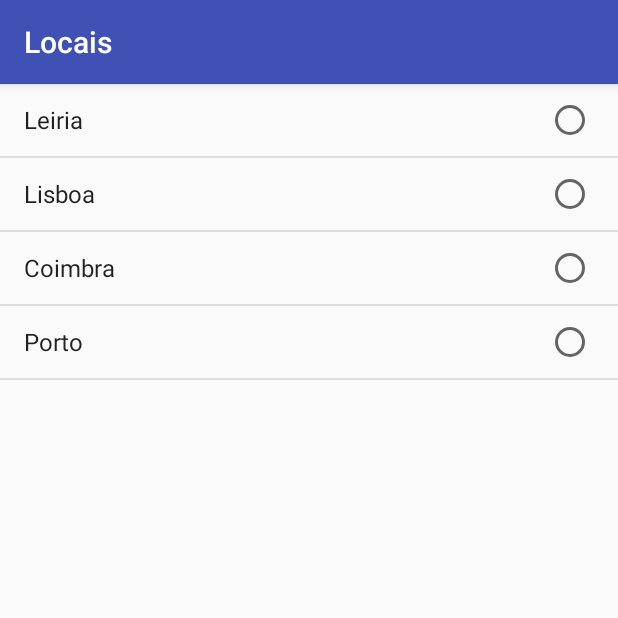
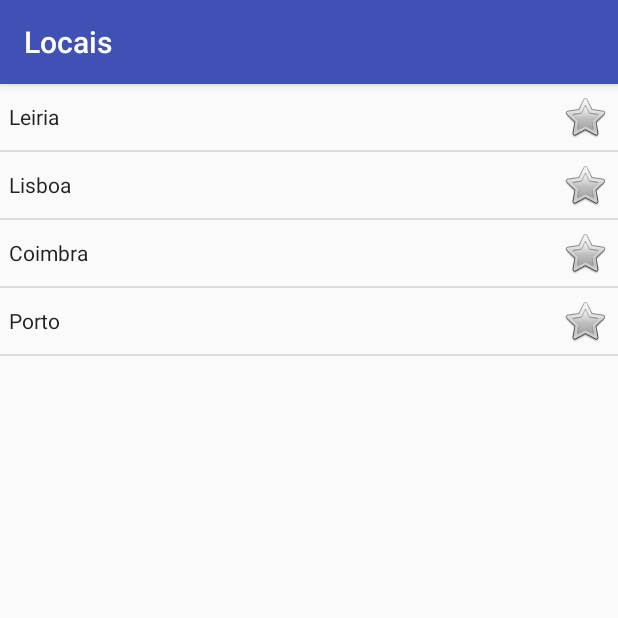
Before and after one commit to FredericoCordeiro/iAir, an Android app: the LocaisActivity screen opened directly, with no data from a screen before it, on a phone screen of 412 x 824 dp, the top half of it. Run offline under Robolectric (Android 15) with nearby library versions, the phone set to English and light mode, and no system bars; network calls fail.

Commit message:
locais activity 24-11-2017

```diff
--- /dev/null
+++ b/app/src/main/java/com/taes/iair/iair/AdapterCidades.java
@@ -0,0 +1,58 @@
+package com.taes.iair.iair;
+
+import android.app.Activity;
+import android.content.Context;
+import android.view.LayoutInflater;
+import android.view.View;
+import android.view.ViewGroup;
+import android.widget.ArrayAdapter;
+import android.widget.BaseAdapter;
+import android.widget.CheckedTextView;
+import android.widget.RadioButton;
+
+import java.util.ArrayList;
+import java.util.List;
+
+/**
+ * Created by fredy on 20/11/2017.
+ */
+
+public class AdapterCidades extends ArrayAdapter<String> {
+
+    public AdapterCidades(Context context, ArrayList<String> cidades) {
+        super(context, 0, cidades);
+    }
+    int selectedIndex = -1;
+
+    public void setSelectedIndex(int index){
+        selectedIndex = index;
+    }
+
+
+    @Override
+    public View getView(int position, View convertView, ViewGroup parent) {
+        String cidade = getItem(position);
+        // Check if an existing view is being reused, otherwise inflate the view
+        if (convertView == null) {
+            convertView = LayoutInflater.from(getContext()).inflate(R.layout.item_listview_favorito, parent, false);
+
+        }
+        CheckedTextView name = (CheckedTextView) convertView.findViewById(R.id.checkedTextView);
+        name.setText(cidade);
+
+        if(selectedIndex == position){
+            name.setCheckMarkDrawable(android.R.drawable.btn_star_big_on);
+            name.setChecked(true);
+        }
+        else{
+            name.setCheckMarkDrawable(android.R.drawable.btn_star_big_off);
+            name.setChecked(false);
+        }
+
+        return convertView;
+    }
+
+
+
+
+}
--- a/app/src/main/java/com/taes/iair/iair/LocaisActivity.java
+++ b/app/src/main/java/com/taes/iair/iair/LocaisActivity.java
@@ -6,6 +6,7 @@ import android.content.SharedPreferences;
 import android.support.v7.app.AppCompatActivity;
 import android.os.Bundle;
 import android.view.View;
+import android.view.ViewGroup;
 import android.widget.AdapterView;
 import android.widget.ArrayAdapter;
 import android.widget.CheckedTextView;
@@ -17,69 +18,91 @@ import java.util.List;
 
 public class LocaisActivity extends AppCompatActivity {
 
-    List<String> cidades;
-    ArrayAdapter<String> adaptador;
-    ListView listCidades;
-
     @Override
     protected void onCreate(Bundle savedInstanceState) {
         super.onCreate(savedInstanceState);
         setContentView(R.layout.activity_locais);
 
-        SharedPreferences prefs = this.getSharedPreferences(
-                "favorito", Context.MODE_PRIVATE);
+        SharedPreferences prefs = this.getSharedPreferences("favorito", Context.MODE_PRIVATE);
         String favorito = prefs.getString("favorito",null);
         Toast.makeText(this, favorito, Toast.LENGTH_SHORT).show();
 
-        listCidades = (ListView) findViewById(R.id.listLocais);
+        ArrayList<String> cidades = todasCidades();
 
-        cidades = new ArrayList<String>();
+        final ListView listaDeCidades = (ListView) findViewById(R.id.listLocais);
+
+        //chamada da nossa implementação
+        final AdapterCidades adapter = new AdapterCidades(this, cidades);
+        listaDeCidades.setAdapter(adapter);
+
+
+
+        listaDeCidades.setOnItemLongClickListener(new AdapterView.OnItemLongClickListener() {
+
+        @Override
+        public boolean onItemLongClick(AdapterView<?> parent, View view, int position, long id) {
+
+            switch (position) {
+                case 0:
+                    adapter.setSelectedIndex(position);
+                    adapter.notifyDataSetChanged();
+                    break;
+                case 1:
+                    adapter.setSelectedIndex(position);
+                    adapter.notifyDataSetChanged();
+                    break;
+                case 2:
+                    adapter.setSelectedIndex(position);
+                    adapter.notifyDataSetChanged();
+                    break;
+                case 3:
+                    adapter.setSelectedIndex(position);
+                    adapter.notifyDataSetChanged();
+                    break;
+            }
+            return true;
+        }
+
+        });
+
+
+
+        listaDeCidades.setOnItemClickListener(new AdapterView.OnItemClickListener() {
+
+            @Override
+            public void onItemClick(AdapterView<?> parent, View view, int position, long id) {
+
+                switch (position) {
+                    case 0:
+                        callInfoLocalActivity();
+                        break;
+                    case 1: callInfoLocalActivity();
+                        break;
+                    case 2:callInfoLocalActivity();
+                        break;
+                    case 3:callInfoLocalActivity();
+                        break;
+                }
+
+            }
+
+        });
+
+
+
+
+    }
+
+    private ArrayList<String> todasCidades() {
+        ArrayList<String> cidades = new ArrayList<>();
 
         cidades.add("Leiria");
         cidades.add("Lisboa");
         cidades.add("Coimbra");
         cidades.add("Porto");
 
-        adaptador = new ArrayAdapter<String>(this, android.R.layout.simple_list_item_single_choice, cidades);
-        listCidades.setChoiceMode(ListView.CHOICE_MODE_SINGLE);
-        listCidades.setAdapter(adaptador);
-
-
-        listCidades.setOnItemSelectedListener(new AdapterView.OnItemSelectedListener() {
-            @Override
-            public void onItemSelected(AdapterView<?> parent, View view, int position, long id) {
-                switch (position){
-                    case 0:
-                        Object item = parent.getItemAtPosition(position);
-                        callInfoLocalActivity();
-
-                        if (item != null) {
-                            Toast.makeText(LocaisActivity.this, item.toString(),
-                                    Toast.LENGTH_SHORT).show();
-                        }
-                        Toast.makeText(LocaisActivity.this, "Selected",
-                                Toast.LENGTH_SHORT).show();
-                        break;
-                    case 1: //callInfoLocalActivity();
-                        break;
-                    case 2://callInfoLocalActivity();
-                        break;
-                    case 3: //callInfoLocalActivity();
-                        break;
-                }
-            }
-
-            @Override
-            public void onNothingSelected(AdapterView<?> parent) {
-
-            }
-
-
-
-        });
-
+        return cidades;
     }
-
 
     private void callInfoLocalActivity() {
         Intent it = new Intent(this, InfoLocalActivity.class);
@@ -87,5 +110,4 @@ public class LocaisActivity extends AppCompatActivity {
     }
 
 
-
 }
--- a/app/src/main/java/com/taes/iair/iair/MainActivity.java
+++ b/app/src/main/java/com/taes/iair/iair/MainActivity.java
@@ -31,9 +31,8 @@ public class MainActivity extends AppCompatActivity {
 
 
 
-        //SharedPreferences prefs = this.getSharedPreferences(
-       //"favorito", Context.MODE_PRIVATE);
-        //prefs.edit().putString("favorito", "Leiria").apply();
+        SharedPreferences prefs = this.getSharedPreferences("favorito", Context.MODE_PRIVATE);
+        prefs.edit().putString("favorito", "Leiria").apply();
 
     }
 
--- a/app/src/main/res/layout/activity_locais.xml
+++ b/app/src/main/res/layout/activity_locais.xml
@@ -18,6 +18,8 @@
             android:layout_width="match_parent"
             android:layout_height="match_parent"
             android:layout_weight="0"
+            android:choiceMode="singleChoice"
+            android:descendantFocusability="beforeDescendants"
             tools:listitem="@layout/item_listview_favorito" />
     </LinearLayout>
 
--- a/app/src/main/res/layout/activity_sensores.xml
+++ b/app/src/main/res/layout/activity_sensores.xml
@@ -147,7 +147,7 @@
                 android:layout_height="wrap_content"
                 android:layout_weight="1"
                 android:padding="5dp"
-                app:srcCompat="@mipmap/ic_location" />
+                app:srcCompat="@mipmap/ic_location_round" />
 
             <LinearLayout
                 android:layout_width="25dp"
--- a/app/src/main/res/layout/item_listview_favorito.xml
+++ b/app/src/main/res/layout/item_listview_favorito.xml
@@ -1,17 +1,22 @@
 <?xml version="1.0" encoding="utf-8"?>
 <LinearLayout xmlns:android="http://schemas.android.com/apk/res/android"
-    android:layout_width="fill_parent"
-    android:layout_height="wrap_content"
-    android:gravity="left|right"
+    xmlns:tools="http://schemas.android.com/tools"
+    android:layout_width="match_parent"
+    android:layout_height="match_parent"
     android:orientation="horizontal"
     android:padding="6dp">
 
-    <CheckBox
-        android:id="@+id/btn_star"
-        android:layout_width="wrap_content"
+
+    <CheckedTextView
+        android:id="@+id/checkedTextView"
+        android:layout_width="match_parent"
         android:layout_height="wrap_content"
-        android:layout_gravity="right"
-        android:button="@android:drawable/btn_star" />
-
+        android:layout_weight="1"
+        android:checkMark="@android:drawable/star_big_off"
+        android:checked="false"
+        android:clickable="false"
+        android:focusable="false"
+        android:gravity="center_vertical"
+        android:text="CheckedTextView" />
 
 </LinearLayout>
--- a/app/src/main/res/values/colors.xml
+++ b/app/src/main/res/values/colors.xml
@@ -2,5 +2,5 @@
 <resources>
     <color name="colorPrimary">#3F51B5</color>
     <color name="colorPrimaryDark">#303F9F</color>
-    <color name="colorAccent">#FF4081</color>
+    <color name="colorAccent">#ff4081</color>
 </resources>
```
Also changed, not shown: app/src/main/java/com/taes/iair/iair/Cidade.java (deleted, +0 -21 lines).
